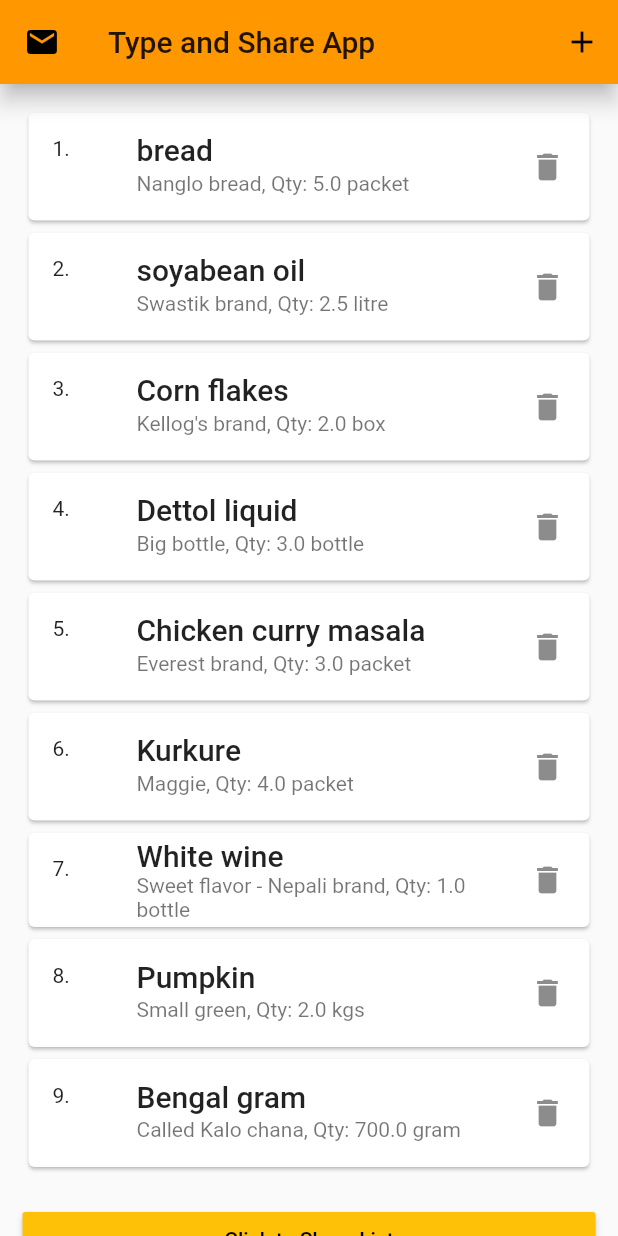
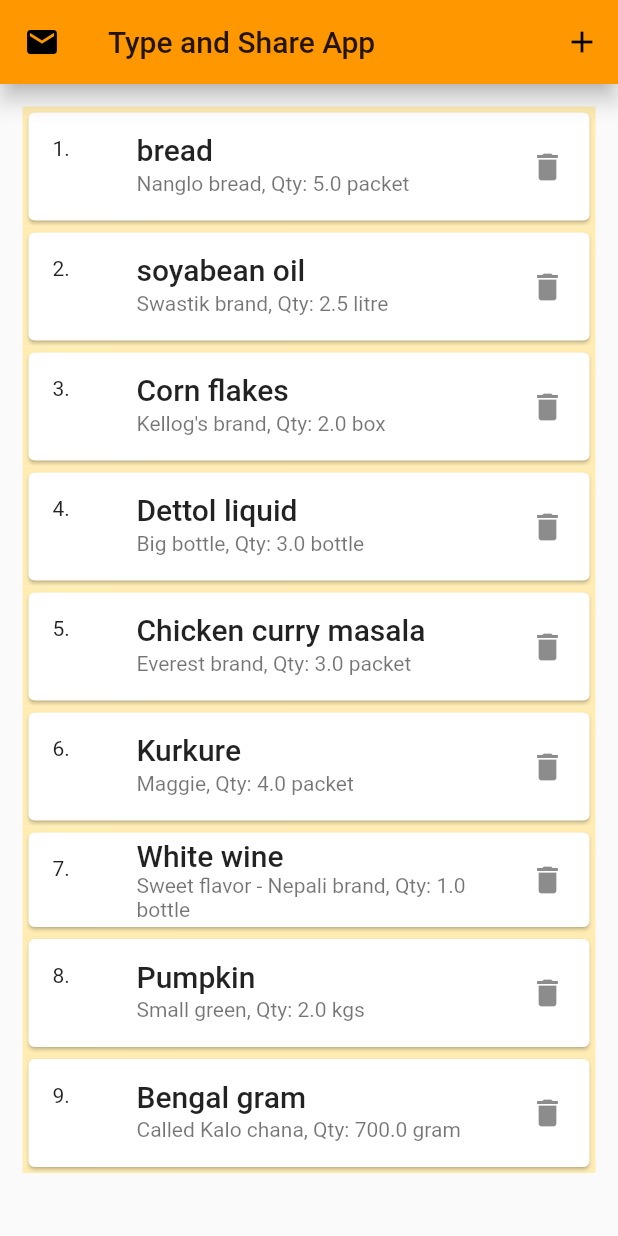
Before and after one commit to ashishkarki/Flutter_ShoppingItems_ShareApp, a Flutter app: the screen it shows after launch, on a phone screen of 412 x 824 dp. Run offline on Flutter 3.47's test engine with Material 2 defaults, Android fonts, the phone set to English and light mode, and no system bars; our stand-ins replace share.

Commit message:
replace ListView with ListView.builder so as to use the itemIndex to display it

```diff
--- a/lib/screens/main_view_screen.dart
+++ b/lib/screens/main_view_screen.dart
@@ -38,24 +38,36 @@ class _MainViewScreenState extends State<MainViewScreen> {
           ),
         ],
       ),
-      body: ListView(
+      body: ListView.builder(
         padding: const EdgeInsets.all(15.0),
-        children: <Widget>[
-          ...shopItemsProvider.items
-              .map(
-                (ShoppingItem shoppingItem) =>
-                    ShoppingItemsViewWidget(shoppingItem),
-              )
-              .toList(),
-          const Padding(
-            padding: EdgeInsets.only(
-              top: 20.0,
+        itemCount: shopItemsProvider.items.length,
+        itemBuilder: (BuildContext ctx, int itemIdx) {
+          return Container(
+            color: Colors.amber[100],
+            child: ShoppingItemsViewWidget(
+              itemIdx + 1,
+              shopItemsProvider.items[itemIdx],
             ),
-          ),
-          ShareComponentWidget(),
-        ],
-        //),
+          );
+        },
       ),
+      // children: <Widget>[
+      //   ...shopItemsProvider.items
+      //       .map(
+      //         (ShoppingItem shoppingItem) => ShoppingItemsViewWidget(
+      //           shoppingItem,
+      //         ),
+      //       )
+      //       .toList(),
+      // const Padding(
+      //   padding: EdgeInsets.only(
+      //     top: 20.0,
+      //   ),
+      // ),
+      // ShareComponentWidget(),
+      //],
+      //),
+      //),
     );
   }
 }
--- a/lib/widget/shopping_items_view.dart
+++ b/lib/widget/shopping_items_view.dart
@@ -6,9 +6,10 @@ import '../constants.dart';
 import '../models_providers/shopping_items_provider.dart';
 
 class ShoppingItemsViewWidget extends StatelessWidget {
+  final int itemViewIndex;
   final ShoppingItem _shoppingItem;
 
-  ShoppingItemsViewWidget(this._shoppingItem);
+  ShoppingItemsViewWidget(this.itemViewIndex, this._shoppingItem);
 
   @override
   Widget build(BuildContext context) {
@@ -16,8 +17,7 @@ class ShoppingItemsViewWidget extends StatelessWidget {
 
     return Card(
       child: ListTile(
-        leading:
-            Text('${Provider.of<AppStateProvider>(context).itemViewIndex}.'),
+        leading: Text('$itemViewIndex.'),
         title: Text(
           _shoppingItem.name,
           style: themeData.textTheme.title,
```
